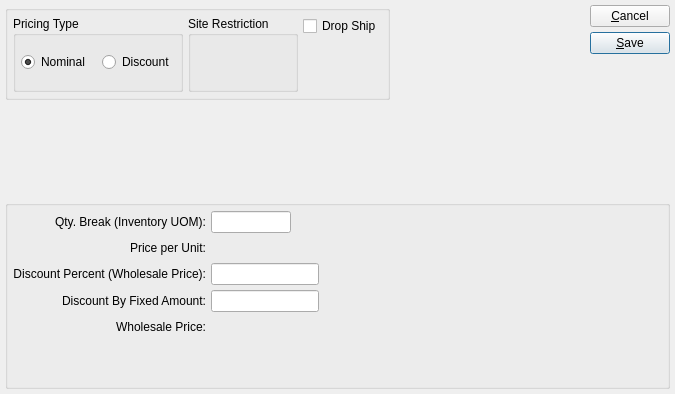
Pegasus-RPG/xtuple-client, file guiclient/itemSourcePrice.ui: the form before one commit.
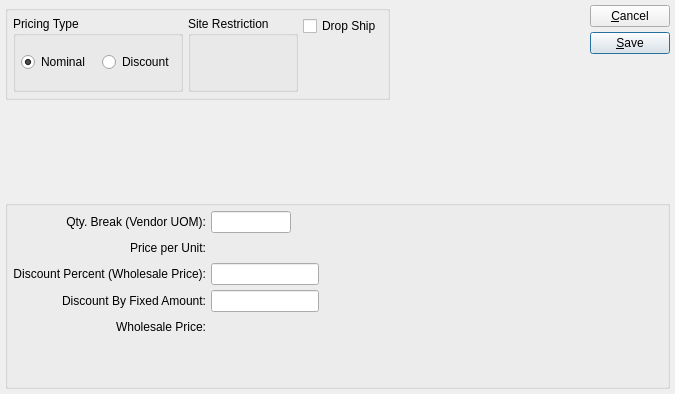
The form after the commit. Custom widgets are drawn as their Qt base class.

Commit message: Issue #20028:change label to indicate qty break per vendor uom

The edit to the form file:
```diff
--- a/guiclient/itemSourcePrice.ui
+++ b/guiclient/itemSourcePrice.ui
@@ -384,7 +384,7 @@
       <item row="1" column="0">
        <widget class="XLabel" name="_qtyBreakLit">
         <property name="text">
-         <string>Qty. Break (Inventory UOM):</string>
+         <string>Qty. Break (Vendor UOM):</string>
         </property>
         <property name="alignment">
          <set>Qt::AlignRight|Qt::AlignTrailing|Qt::AlignVCenter</set>
```
Left out of the diff: 1 changed line with no effect on the pictures.
